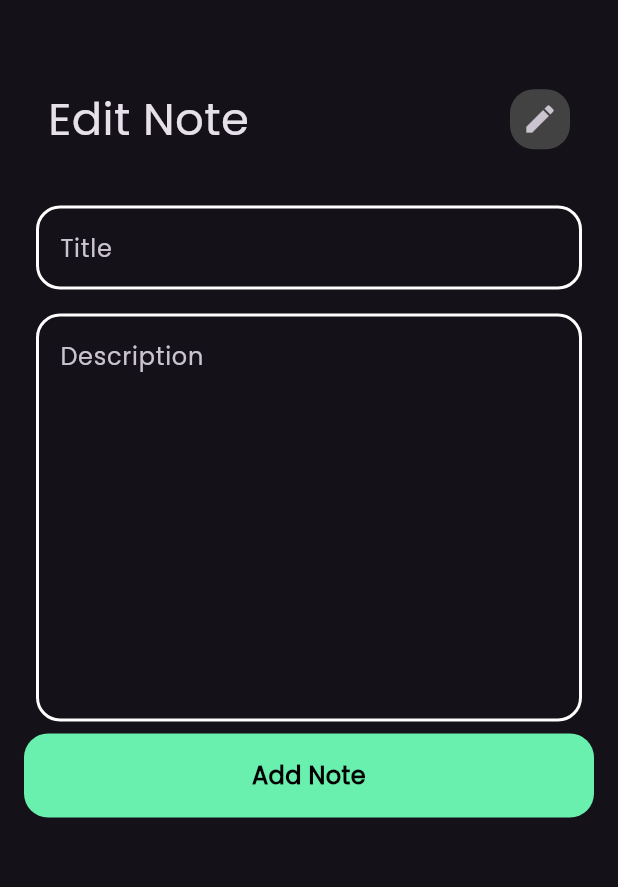
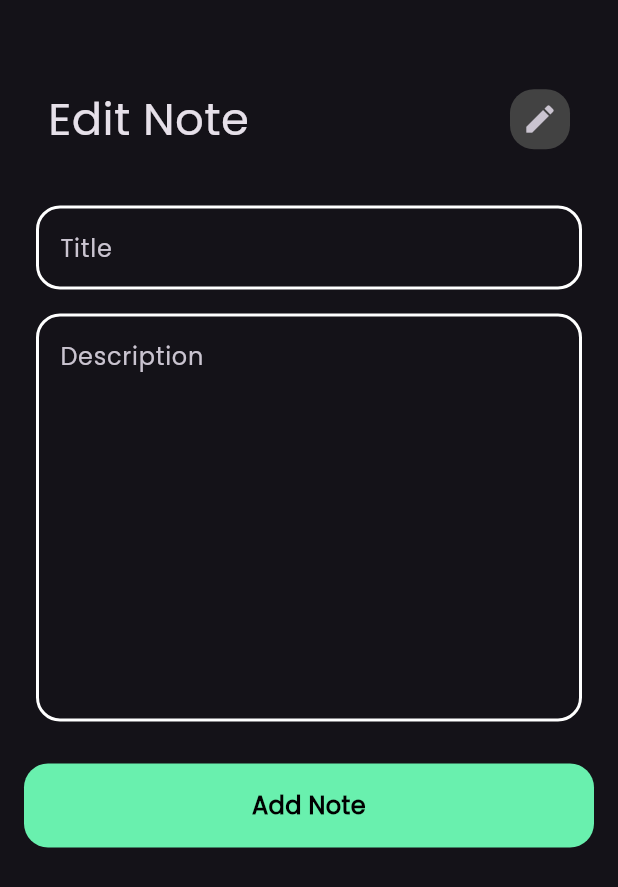
Before and after one commit to 0xFaris/notes_app, a Flutter app: the EditNoteViewBody screen opened directly, on a phone screen of 412 x 824 dp. Shown: the top 887 px of the screen. Run offline on Flutter 3.47's test engine with Material 3 defaults, Android fonts, the phone set to English and light mode, and no system bars.

Commit message:
fix bugs

```diff
--- a/lib/views/edit_note_view.dart
+++ b/lib/views/edit_note_view.dart
@@ -28,8 +28,11 @@ class EditNoteViewBody extends StatelessWidget {
             icon: Icons.edit,
           ),
           SizedBox(height: 20),
-          CustomTextField(hintText: 'Title', maxLines: 1),
+          CustomTextField(
+            hintText: 'Title',
+          ),
           CustomTextField(hintText: 'Description', maxLines: 10),
+          SizedBox(height: 20),
           CustomButton()
         ],
       ),
--- a/lib/widgets/custom_textfeild.dart
+++ b/lib/widgets/custom_textfeild.dart
@@ -4,7 +4,7 @@ import 'package:notes_app/constants.dart';
 class CustomTextField extends StatelessWidget {
   const CustomTextField({
     required this.hintText,
-    required this.maxLines,
+    this.maxLines = 1,
     super.key,
   });
   final String? hintText;
```
